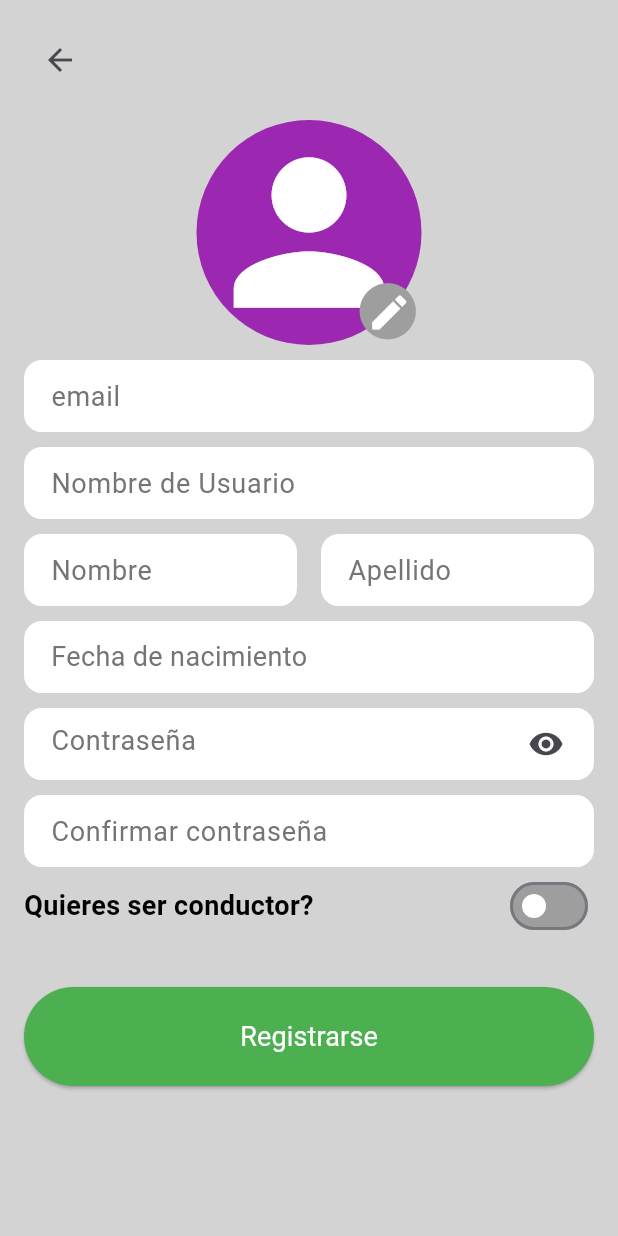
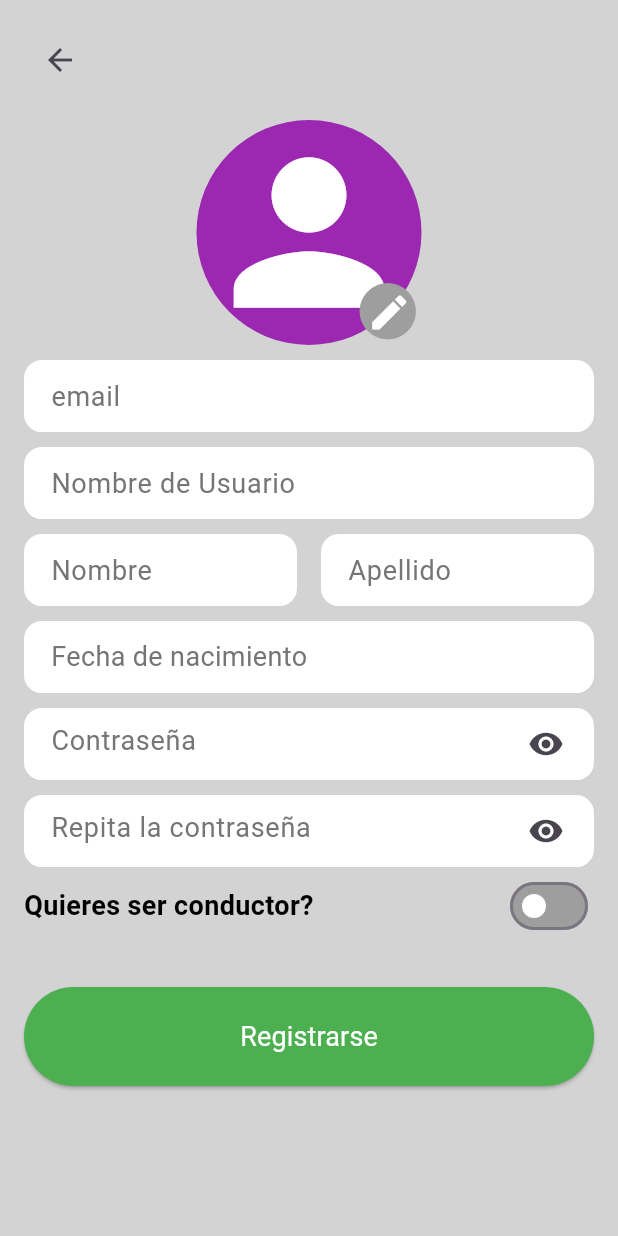
Before and after one commit to pes2324q2-gei-upc/ppf_mobile_client, a Flutter app: the RegisterScreen screen opened directly, on a phone screen of 412 x 824 dp. Run offline on Flutter 3.47's test engine with Material 3 defaults, Android fonts, the phone set to English and light mode, and no system bars; our stand-ins replace dio, image_picker.

```diff
--- a/lib/RemoteService/Remote_service.dart
+++ b/lib/RemoteService/Remote_service.dart
@@ -57,12 +57,15 @@ class RemoteService {
       );
       //Devuelve string vacia si no hay error
       return '';
-      // Process data
-      //Hay que gestionar los errores aqui y passar el string que se va a
-      //imprimir por pantalla en el pop-up de error
+      //Gestion de errores
     } on DioException catch (e) {
       Response? response = e.response;
-      return '$response';
+      if(response?.statusCode == 400) {
+        return '$response';
+      }
+      else{
+        return 'Ha ocurrido un error inesperado. Porfavor, intentelo de nuevo más tarde';
+      }
     }
   }
 
@@ -78,8 +81,6 @@ class RemoteService {
       String capacidad) async {
     //to parse a date:
     String formattedDate = DateFormat('yyyy-MM-dd').format(birthDate!);
-    print(userApi);
-    print('Date: $formattedDate');
     try {
       Dio dio = Dio();
       dio.options.baseUrl = userApi;
@@ -98,16 +99,17 @@ class RemoteService {
         },
       );
       //Devuelve string vacia si no hay error
+      //Devuelve string vacia si no hay error
       return '';
-      //Hay que gestionar los errores aqui y passar el string que se va a
-      //imprimir por pantalla en el pop-up de error
-    } catch (e) {
-      if (e is DioException) {
-        print('DioError registering user: $e');
-      } else {
-        print('Error registering user: $e');
+      //Gestion de errores
+    } on DioException catch (e) {
+      Response? response = e.response;
+      if(response?.statusCode == 400) {
+        return '$response';
       }
-      return '$e';
+      else{
+        return 'Ha ocurrido un error inesperado. Porfavor, intentelo de nuevo más tarde';
+      }
     }
   }
 
--- a/lib/views/register_screen.dart
+++ b/lib/views/register_screen.dart
@@ -22,11 +22,9 @@ class _RegistrationScreenState extends State<RegisterScreen> {
   final TextEditingController _lastNameController = TextEditingController();
   final TextEditingController _emailController = TextEditingController();
   final TextEditingController _passwordController = TextEditingController();
-  final TextEditingController _confirmPasswordController =
-      TextEditingController();
+  final TextEditingController _confirmPasswordController = TextEditingController();
   final TextEditingController _DNIController = TextEditingController();
-  final TextEditingController _capacidadMaximaDelVehiculoController =
-      TextEditingController();
+  final TextEditingController _capacidadMaximaDelVehiculoController = TextEditingController();
   var hide1 = true;
   DateTime? _selectedDate;
   XFile? _profileImage;
@@ -48,18 +46,15 @@ class _RegistrationScreenState extends State<RegisterScreen> {
           children: [
             //Botón de Back, para volver a la pantalla de Login
             _botonBack(),
-            const SizedBox(
-                height: 16.0), //Caja para dejar espacio entre los campos
+            const SizedBox(height: 16.0),
 
             //Campo de imagen de Usuario
             _imageSelector(),
-            const SizedBox(
-                height: 10.0), //Caja para dejar espacio entre los campos
+            const SizedBox(height: 10.0),
 
             //Campo de texto de email
             _buildTextField(_emailController, 'email'),
-            const SizedBox(
-                height: 10.0), //Caja para dejar espacio entre los campos
+            const SizedBox(height: 10.0),
 
             //Campo de texto de Nombre de usuario
             _buildTextField(_userNameController, 'Nombre de Usuario'),
@@ -67,33 +62,27 @@ class _RegistrationScreenState extends State<RegisterScreen> {
 
             //Campos de texto de Nombre completo
             _buildNameSelector(),
-            const SizedBox(
-                height: 10.0), //Caja para dejar espacio entre los campos
+            const SizedBox(height: 10.0),
 
             //Campo de selección de fecha
             _buildDateSelector(),
-            const SizedBox(
-                height: 10.0), //Caja para dejar espacio entre los campos
+            const SizedBox(height: 10.0),
 
             //Campo de texto de contraseña
-            _buildPasswordSelector(),
-            const SizedBox(
-                height: 10.0), //Caja para dejar espacio entre los campos
+            _buildPasswordSelector(_passwordController, 'Contraseña'),
+            const SizedBox(height: 10.0),
 
             //Campo de texto de Confirmar contraseña
-            _buildPassword2Selector(),
-            const SizedBox(
-                height: 2.0), //Caja para dejar espacio entre los campos
+            _buildPasswordSelector(_confirmPasswordController, 'Repita la contraseña'),
+            const SizedBox(height: 2.0),
 
             //Selección de si quieres ser conductor
             _buildDriverSelector(),
-            const SizedBox(
-                height: 10.0), //Caja para dejar espacio entre los campos
+            const SizedBox(height: 10.0),
 
             //Campos de Conductor, solo se muestran quando _isDriver es true
             _buildDriverFieldsSelector(),
-            const SizedBox(
-                height: 20.0), //Caja para dejar espacio entre los campos
+            const SizedBox(height: 20.0),
 
             //Boton de registro
             _buildRegisterButton(),
@@ -134,16 +123,16 @@ class _RegistrationScreenState extends State<RegisterScreen> {
   }
 
   //Selección de la contraseña
-  Widget _buildPasswordSelector() {
+  Widget _buildPasswordSelector(TextEditingController pasCont, String hint) {
     return TextField(
-      controller: _passwordController,
+      controller: pasCont,
       autofocus: false,
       obscureText: hide1,
       style: const TextStyle(fontSize: 18.0),
       decoration: InputDecoration(
         filled: true,
         fillColor: Colors.white,
-        hintText: 'Contraseña',
+        hintText: hint,
         hintStyle: const TextStyle(
             fontSize: 18.0,
             color: Color.fromARGB(255, 117, 117, 117),
@@ -167,35 +156,6 @@ class _RegistrationScreenState extends State<RegisterScreen> {
             });
           },
           padding: const EdgeInsets.symmetric(horizontal: 20.0, vertical: 10.0),
-        ),
-      ),
-    );
-  }
-
-  //Selector de la confirmación de la contraseña
-  Widget _buildPassword2Selector() {
-    return TextField(
-      controller: _confirmPasswordController,
-      autofocus: false,
-      style: const TextStyle(fontSize: 18.0),
-      obscureText: hide1,
-      decoration: InputDecoration(
-        filled: true,
-        fillColor: Colors.white,
-        hintText: 'Confirmar contraseña',
-        hintStyle: const TextStyle(
-            fontSize: 18.0,
-            color: Color.fromARGB(255, 117, 117, 117),
-            fontWeight: FontWeight.normal),
-        contentPadding:
-            const EdgeInsets.only(left: 14.0, bottom: 8.0, top: 8.0),
-        focusedBorder: OutlineInputBorder(
-          borderSide: const BorderSide(color: Colors.white),
-          borderRadius: BorderRadius.circular(12),
-        ),
-        enabledBorder: UnderlineInputBorder(
-          borderSide: const BorderSide(color: Colors.white),
-          borderRadius: BorderRadius.circular(12),
         ),
       ),
     );
@@ -227,7 +187,8 @@ class _RegistrationScreenState extends State<RegisterScreen> {
             fontSize: 18.0,
             color: Color.fromARGB(255, 117, 117, 117),
             fontWeight: FontWeight.normal),
-              ))
+          )
+        )
         : Text.rich(TextSpan(
           text:
             '${_selectedDate?.day}/${_selectedDate?.month}/${_selectedDate?.year}',
@@ -235,7 +196,8 @@ class _RegistrationScreenState extends State<RegisterScreen> {
             fontSize: 18.0,
             color: Color.fromARGB(255, 117, 117, 117),
             fontWeight: FontWeight.normal),
-              )),
+          )
+        ),
       ),
     );
   }
@@ -262,15 +224,13 @@ class _RegistrationScreenState extends State<RegisterScreen> {
         String response;
 
         //contraseñas diferentes
-
         if (password != password2) {
           showDialog(
             context: context,
             builder: (BuildContext context) {
               return AlertDialog(
                 title: const Text('Error'),
-                content: const Text(
-                    'Por favor, asegúrese de que repetir la contraseña correctamente'),
+                content: const Text('Por favor, asegúrese de que repetir la contraseña correctamente'),
                 actions: [
                   TextButton(
                     onPressed: () {
@@ -300,8 +260,7 @@ class _RegistrationScreenState extends State<RegisterScreen> {
                 builder: (BuildContext context) {
                   return AlertDialog(
                     title: const Text('Error'),
-                    content:
-                        const Text('Por favor, completa todos los campos.'),
+                    content: const Text('Por favor, completa todos los campos.'),
                     actions: [
                       TextButton(
                         onPressed: () {
@@ -343,8 +302,7 @@ class _RegistrationScreenState extends State<RegisterScreen> {
                 builder: (BuildContext context) {
                   return AlertDialog(
                     title: const Text('Error'),
-                    content:
-                        const Text('Por favor, completa todos los campos.'),
+                    content: const Text('Por favor, completa todos los campos.'),
                     actions: [
                       TextButton(
                         onPressed: () {
@@ -360,8 +318,15 @@ class _RegistrationScreenState extends State<RegisterScreen> {
             //Registrar no conductor
             else {
               // Todos los campos están completos, puedes continuar con la lógica de registro
-              response = await remoteService.registerUser(userName, firstName,
-                  lastName, email, password, password2, _selectedDate);
+              response = await remoteService.registerUser(
+                userName,
+                firstName,
+                lastName,
+                email,
+                password,
+                password2,
+                _selectedDate
+              );
               if (response == '') {
                 Navigator.push(context,MaterialPageRoute(builder: (context) => const homeScreen()));
               }
@@ -395,7 +360,9 @@ class _RegistrationScreenState extends State<RegisterScreen> {
           style: TextStyle(
             fontSize: 18.0,
             color: Colors.white,
-                fontWeight: FontWeight.normal)),
+            fontWeight: FontWeight.normal
+          )
+        ),
       ),
     );
   }
@@ -421,8 +388,7 @@ class _RegistrationScreenState extends State<RegisterScreen> {
     return GestureDetector(
       //Logica de selección de imagen
       onTap: () async {
-        XFile? image =
-            await ImagePicker().pickImage(source: ImageSource.gallery);
+        XFile? image = await ImagePicker().pickImage(source: ImageSource.gallery);
         setState(() {
           _profileImage = image;
         });
@@ -432,7 +398,8 @@ class _RegistrationScreenState extends State<RegisterScreen> {
         radius: 75.0,
         backgroundColor: Colors.purple,
         //Setear imagen de perfil
-        child: Stack(children: [
+        child: Stack(
+          children: [
             _profileImage == null
             //Mostrar icono si no se ha seleccionado una foto de perfil
             ? const Icon(
@@ -473,7 +440,8 @@ class _RegistrationScreenState extends State<RegisterScreen> {
                 ),
               ),
             ),
-        ]),
+          ]
+        ),
       ),
     );
   }
@@ -485,9 +453,9 @@ class _RegistrationScreenState extends State<RegisterScreen> {
         //Texto de si quieres ser conductor
         const Text.rich(TextSpan(
           text: 'Quieres ser conductor?',
-          style: TextStyle(
-              fontSize: 18.0, color: Colors.black, fontWeight: FontWeight.bold),
-        )),
+          style: TextStyle(fontSize: 18.0, color: Colors.black, fontWeight: FontWeight.bold),
+          )
+        ),
         //Seleccionador de si quieres ser conductor
         Switch(
           activeColor: Colors.white,
@@ -507,17 +475,15 @@ class _RegistrationScreenState extends State<RegisterScreen> {
 
   Widget _buildDriverFieldsSelector() {
     return Visibility(
-      visible:
-          _isDriver, //Controla la visibilidad basándote en el valor de _isDriver
+      visible: _isDriver, //Controla la visibilidad basándote en el valor de _isDriver
       child: Column(
         children: [
           //Campo de texto del DNI
           _buildTextField(_DNIController, 'DNI'),
-          const SizedBox(
-              height: 10.0), //Caja para dejar espacio entre los campos
+          const SizedBox(height: 10.0),
+
           //Campo de texto de la Capacidad máxima del vehículo
-          _buildTextField(_capacidadMaximaDelVehiculoController,
-              'Capacidad máxima del vehículo (km)'),
+          _buildTextField(_capacidadMaximaDelVehiculoController, 'Capacidad máxima del vehículo (km)'),
         ],
       ),
     );
@@ -529,7 +495,8 @@ class _RegistrationScreenState extends State<RegisterScreen> {
       children: [
         //Campo de texto del nombre
         Expanded(child: _buildTextField(_firstNameController, 'Nombre')),
-        const SizedBox(width: 16), // Agrega un espacio entre los campos
+        const SizedBox(width: 16),
+
         //Campo de texto del apellido
         Expanded(child: _buildTextField(_lastNameController, 'Apellido'))
       ],
```
Lines whose indentation alone changed are shown as unchanged.
